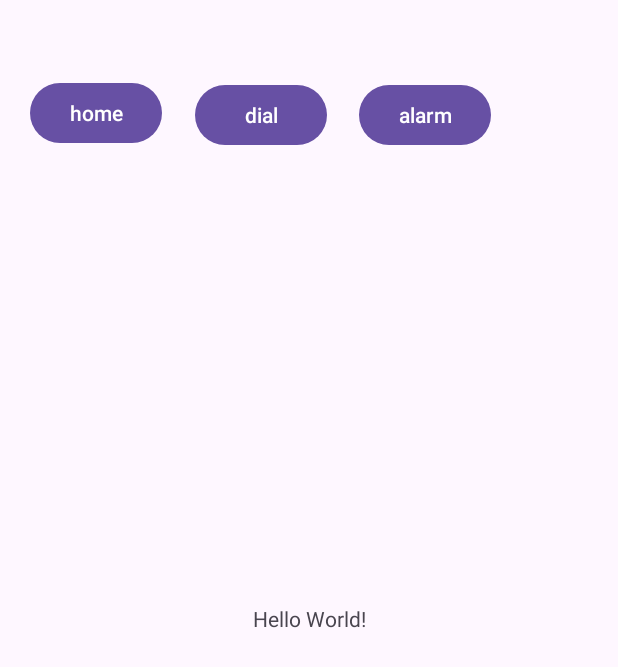
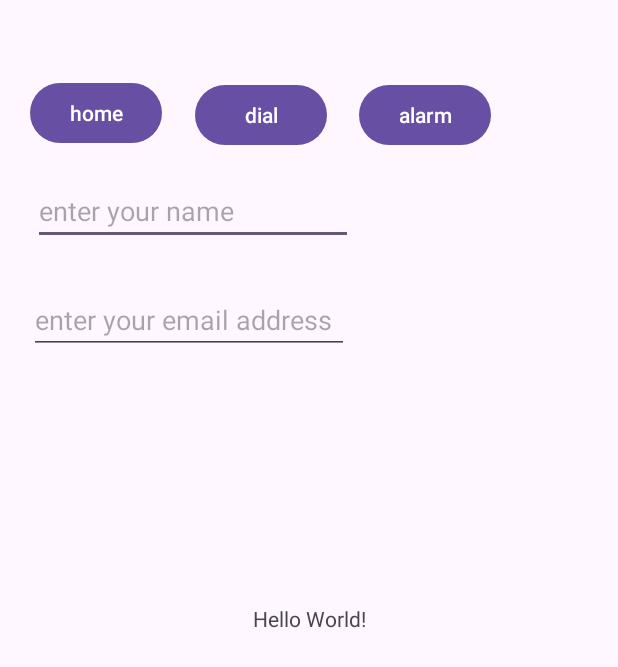
Before and after one commit to abdultanveer/pyplapp, an Android app: the screen it shows after launch (MainActivity), on a phone screen of 412 x 824 dp. Shown: the top 667 px of the screen. Run offline under Robolectric (Android 15) with nearby library versions, the phone set to English and light mode, and no system bars.

```diff
--- a/app/src/main/java/com/example/pyplapp/MainActivity.kt
+++ b/app/src/main/java/com/example/pyplapp/MainActivity.kt
@@ -14,7 +14,6 @@ import androidx.core.view.ViewCompat
 import androidx.core.view.WindowInsetsCompat
 
 class MainActivity : AppCompatActivity() {
-    var TAG = MainActivity::class.java.simpleName
     lateinit var btnHome:Button
 
     override fun onCreate(savedInstanceState: Bundle?) {
@@ -70,6 +69,7 @@ class MainActivity : AppCompatActivity() {
         createAlarm("paypal",11,37)
         var a = 10
         var b = a * 20
+       // val bookAuth2 = "Harry Potter" to "J. K. Rowling"
 
         repeat(5){
           var c =  a * b
@@ -78,5 +78,9 @@ class MainActivity : AppCompatActivity() {
 
     }
 
+    companion object{
+        var TAG = MainActivity::class.java.simpleName
+
+    }
 
 }
--- a/app/src/main/res/layout/activity_main.xml
+++ b/app/src/main/res/layout/activity_main.xml
@@ -49,4 +49,28 @@
         app:layout_constraintBaseline_toBaselineOf="@+id/btnDial"
         app:layout_constraintStart_toEndOf="@+id/btnDial" />
 
+    <EditText
+        android:id="@+id/etName"
+        android:layout_width="wrap_content"
+        android:layout_height="wrap_content"
+        android:layout_marginStart="22dp"
+        android:layout_marginTop="17dp"
+        android:ems="10"
+        android:hint="@string/enter_name"
+        android:inputType="text"
+        app:layout_constraintStart_toStartOf="parent"
+        app:layout_constraintTop_toBottomOf="@+id/btnDial" />
+
+    <EditText
+        android:id="@+id/etEmail"
+        android:layout_width="wrap_content"
+        android:layout_height="wrap_content"
+        android:layout_marginStart="19dp"
+        android:layout_marginTop="27dp"
+        android:ems="10"
+        android:hint="@string/enter_email"
+        android:inputType="text"
+        app:layout_constraintStart_toStartOf="parent"
+        app:layout_constraintTop_toBottomOf="@+id/etName" />
+
 </androidx.constraintlayout.widget.ConstraintLayout>
--- a/app/src/main/res/values/strings.xml
+++ b/app/src/main/res/values/strings.xml
@@ -1,3 +1,5 @@
 <resources>
     <string name="app_name">pyplapp</string>
+    <string name="enter_name">enter your  name</string>
+    <string name="enter_email">enter your email address</string>
 </resources>
```
Also changed, not shown: 1 other file.
